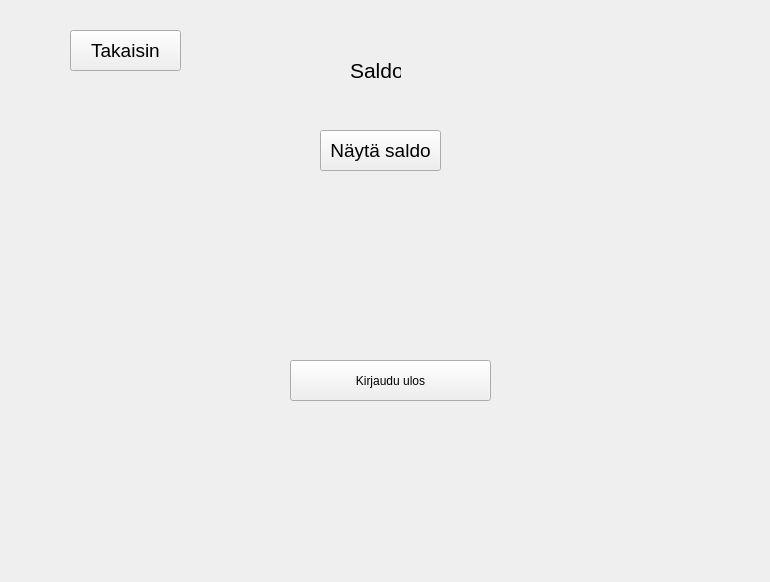
tvt20kmo-ohjelmistokehitysprojekti/Group11, file bank_automat/balance.ui: the form before one commit.
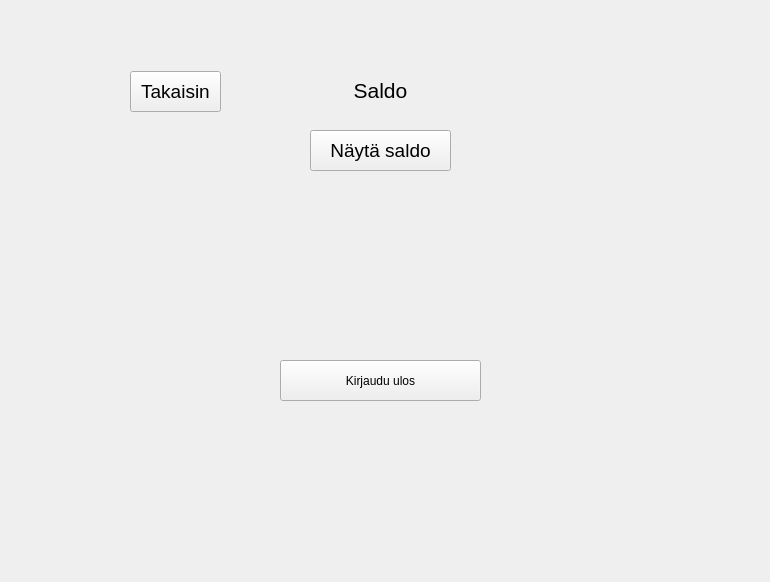
The form after the commit.

Diff of the .ui file:
```diff
--- a/bank_automat/balance.ui
+++ b/bank_automat/balance.ui
@@ -16,9 +16,9 @@
   <widget class="QPushButton" name="btnbalance">
    <property name="geometry">
     <rect>
-     <x>320</x>
+     <x>310</x>
      <y>130</y>
-     <width>121</width>
+     <width>141</width>
      <height>41</height>
     </rect>
    </property>
@@ -34,10 +34,10 @@
   <widget class="QLabel" name="label">
    <property name="geometry">
     <rect>
-     <x>350</x>
+     <x>280</x>
      <y>60</y>
-     <width>51</width>
-     <height>21</height>
+     <width>201</width>
+     <height>61</height>
     </rect>
    </property>
    <property name="font">
@@ -48,11 +48,14 @@
    <property name="text">
     <string>Saldo</string>
    </property>
+   <property name="alignment">
+    <set>Qt::AlignCenter</set>
+   </property>
   </widget>
   <widget class="QPushButton" name="btnClose">
    <property name="geometry">
     <rect>
-     <x>290</x>
+     <x>280</x>
      <y>360</y>
      <width>201</width>
      <height>41</height>
@@ -69,9 +72,9 @@
   <widget class="QPushButton" name="btnBack">
    <property name="geometry">
     <rect>
-     <x>70</x>
-     <y>30</y>
-     <width>111</width>
+     <x>130</x>
+     <y>71</y>
+     <width>91</width>
      <height>41</height>
     </rect>
    </property>
```
Left out of the diff: 3 changed lines with no effect on the pictures.
